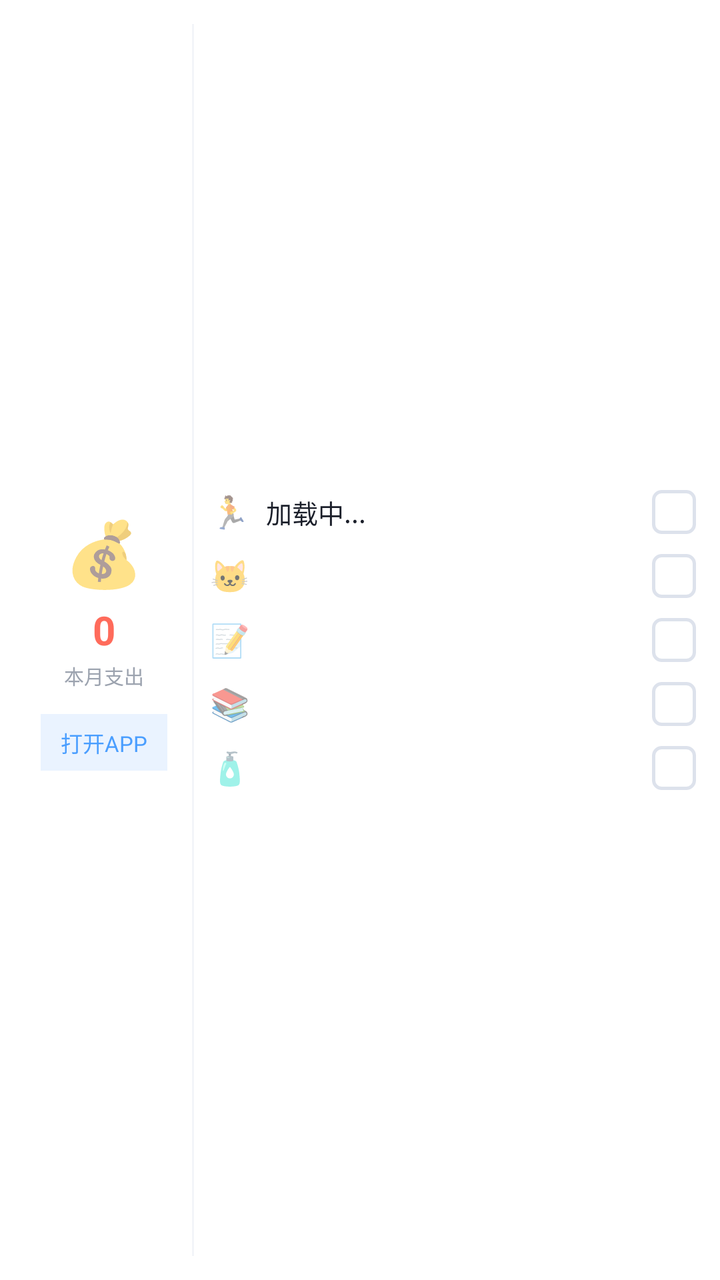
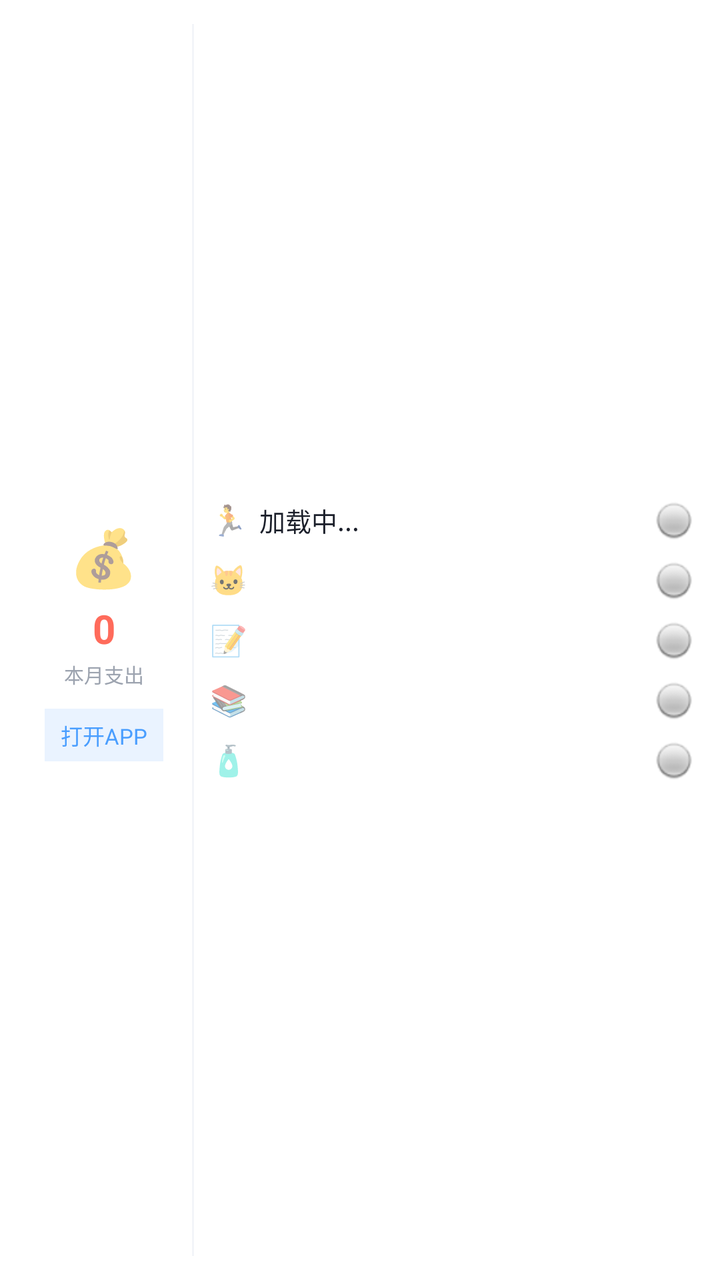

An Android layout rendered at two revisions. The XML below is the earlier revision; the diff shows what the commit changed to produce the second picture.
<!-- AndroidManifest.xml: application theme Theme.AppCompat.Light.NoActionBar -->
<!-- res/layout/widget_health_card.xml -->
<?xml version="1.0" encoding="utf-8"?>
<LinearLayout xmlns:android="http://schemas.android.com/apk/res/android"
    android:layout_width="match_parent"
    android:layout_height="match_parent"
    android:background="#FFFFFF"
    android:padding="12dp"
    android:orientation="horizontal">

    
    <LinearLayout
        android:layout_width="80dp"
        android:layout_height="match_parent"
        android:orientation="vertical"
        android:gravity="center">
        
        <TextView
            android:layout_width="wrap_content"
            android:layout_height="wrap_content"
            android:text="💰"
            android:textSize="32sp" />
            
        <TextView
            android:id="@+id/widget_expense"
            android:layout_width="wrap_content"
            android:layout_height="wrap_content"
            android:layout_marginTop="4dp"
            android:text="0"
            android:textColor="#FF6B5B"
            android:textSize="20sp"
            android:textStyle="bold" />

        <TextView
            android:layout_width="wrap_content"
            android:layout_height="wrap_content"
            android:layout_marginTop="2dp"
            android:text="本月支出"
            android:textColor="#9CA3AF"
            android:textSize="10sp" />

        <TextView
            android:id="@+id/widget_btn_open_app"
            android:layout_width="wrap_content"
            android:layout_height="wrap_content"
            android:layout_marginTop="12dp"
            android:text="打开APP"
            android:background="#EAF3FF"
            android:paddingLeft="10dp"
            android:paddingRight="10dp"
            android:paddingTop="6dp"
            android:paddingBottom="6dp"
            android:textColor="#4A9EFF"
            android:textSize="11sp" />
    </LinearLayout>

    
    <LinearLayout
        android:layout_width="1dp"
        android:layout_height="match_parent"
        android:background="#F3F5F9"
        android:layout_marginLeft="4dp"
        android:layout_marginRight="8dp" />

    
    <LinearLayout
        android:layout_width="0dp"
        android:layout_weight="1"
        android:layout_height="match_parent"
        android:orientation="vertical"
        android:gravity="center_vertical">

        
        <LinearLayout android:id="@+id/widget_item_1_layout" android:layout_width="match_parent" android:layout_height="wrap_content" android:orientation="horizontal" android:gravity="center_vertical" android:paddingTop="5dp" android:paddingBottom="5dp">
            <TextView android:id="@+id/widget_item_1_icon" android:layout_width="wrap_content" android:layout_height="wrap_content" android:text="🏃" android:textSize="16sp" android:layout_marginRight="8dp" />
            <TextView android:id="@+id/widget_item_1_text" android:layout_width="0dp" android:layout_weight="1" android:layout_height="wrap_content" android:text="加载中..." android:textColor="#1B1F2A" android:textSize="13sp" android:singleLine="true" android:ellipsize="end" />
            <ImageView android:id="@+id/widget_item_1_check" android:layout_width="22dp" android:layout_height="22dp" android:src="@drawable/widget_checkbox_bg" />
        </LinearLayout>

        
        <LinearLayout android:id="@+id/widget_item_2_layout" android:layout_width="match_parent" android:layout_height="wrap_content" android:orientation="horizontal" android:gravity="center_vertical" android:paddingTop="5dp" android:paddingBottom="5dp">
            <TextView android:id="@+id/widget_item_2_icon" android:layout_width="wrap_content" android:layout_height="wrap_content" android:text="🐱" android:textSize="16sp" android:layout_marginRight="8dp" />
            <TextView android:id="@+id/widget_item_2_text" android:layout_width="0dp" android:layout_weight="1" android:layout_height="wrap_content" android:text="" android:textColor="#1B1F2A" android:textSize="13sp" android:singleLine="true" android:ellipsize="end" />
            <ImageView android:id="@+id/widget_item_2_check" android:layout_width="22dp" android:layout_height="22dp" android:src="@drawable/widget_checkbox_bg" />
        </LinearLayout>

        
        <LinearLayout android:id="@+id/widget_item_3_layout" android:layout_width="match_parent" android:layout_height="wrap_content" android:orientation="horizontal" android:gravity="center_vertical" android:paddingTop="5dp" android:paddingBottom="5dp">
            <TextView android:id="@+id/widget_item_3_icon" android:layout_width="wrap_content" android:layout_height="wrap_content" android:text="📝" android:textSize="16sp" android:layout_marginRight="8dp" />
            <TextView android:id="@+id/widget_item_3_text" android:layout_width="0dp" android:layout_weight="1" android:layout_height="wrap_content" android:text="" android:textColor="#1B1F2A" android:textSize="13sp" android:singleLine="true" android:ellipsize="end" />
            <ImageView android:id="@+id/widget_item_3_check" android:layout_width="22dp" android:layout_height="22dp" android:src="@drawable/widget_checkbox_bg" />
        </LinearLayout>

        
        <LinearLayout android:id="@+id/widget_item_4_layout" android:layout_width="match_parent" android:layout_height="wrap_content" android:orientation="horizontal" android:gravity="center_vertical" android:paddingTop="5dp" android:paddingBottom="5dp">
            <TextView android:id="@+id/widget_item_4_icon" android:layout_width="wrap_content" android:layout_height="wrap_content" android:text="📚" android:textSize="16sp" android:layout_marginRight="8dp" />
            <TextView android:id="@+id/widget_item_4_text" android:layout_width="0dp" android:layout_weight="1" android:layout_height="wrap_content" android:text="" android:textColor="#1B1F2A" android:textSize="13sp" android:singleLine="true" android:ellipsize="end" />
            <ImageView android:id="@+id/widget_item_4_check" android:layout_width="22dp" android:layout_height="22dp" android:src="@drawable/widget_checkbox_bg" />
        </LinearLayout>

        
        <LinearLayout android:id="@+id/widget_item_5_layout" android:layout_width="match_parent" android:layout_height="wrap_content" android:orientation="horizontal" android:gravity="center_vertical" android:paddingTop="5dp" android:paddingBottom="5dp">
            <TextView android:id="@+id/widget_item_5_icon" android:layout_width="wrap_content" android:layout_height="wrap_content" android:text="🧴" android:textSize="16sp" android:layout_marginRight="8dp" />
            <TextView android:id="@+id/widget_item_5_text" android:layout_width="0dp" android:layout_weight="1" android:layout_height="wrap_content" android:text="" android:textColor="#1B1F2A" android:textSize="13sp" android:singleLine="true" android:ellipsize="end" />
            <ImageView android:id="@+id/widget_item_5_check" android:layout_width="22dp" android:layout_height="22dp" android:src="@drawable/widget_checkbox_bg" />
        </LinearLayout>

    </LinearLayout>
</LinearLayout>
<!-- resources referenced by this layout -->
<resources>
  <!-- drawable widget_checkbox_bg (drawable) -->
  <?xml version="1.0" encoding="utf-8"?>
  <shape xmlns:android="http://schemas.android.com/apk/res/android"
      android:shape="rectangle">
      <solid android:color="#FFFFFF" />
      <stroke android:width="1.5dp" android:color="#DDE2EC" />
      <corners android:radius="4dp" />
  </shape>
</resources>

<!-- the commit's change to res/layout/widget_health_card.xml (unified diff, before → after) -->
@@ -12,96 +12,40 @@
         android:layout_height="match_parent"
         android:orientation="vertical"
         android:gravity="center">
-        
-        <TextView
-            android:layout_width="wrap_content"
-            android:layout_height="wrap_content"
-            android:text="💰"
-            android:textSize="32sp" />
-            
-        <TextView
-            android:id="@+id/widget_expense"
-            android:layout_width="wrap_content"
-            android:layout_height="wrap_content"
-            android:layout_marginTop="4dp"
-            android:text="0"
-            android:textColor="#FF6B5B"
-            android:textSize="20sp"
-            android:textStyle="bold" />
-
-        <TextView
-            android:layout_width="wrap_content"
-            android:layout_height="wrap_content"
-            android:layout_marginTop="2dp"
-            android:text="本月支出"
-            android:textColor="#9CA3AF"
-            android:textSize="10sp" />
-
-        <TextView
-            android:id="@+id/widget_btn_open_app"
-            android:layout_width="wrap_content"
-            android:layout_height="wrap_content"
-            android:layout_marginTop="12dp"
-            android:text="打开APP"
-            android:background="#EAF3FF"
-            android:paddingLeft="10dp"
-            android:paddingRight="10dp"
-            android:paddingTop="6dp"
-            android:paddingBottom="6dp"
-            android:textColor="#4A9EFF"
-            android:textSize="11sp" />
+        <TextView android:layout_width="wrap_content" android:layout_height="wrap_content" android:text="💰" android:textSize="28sp" />
+        <TextView android:id="@+id/widget_expense" android:layout_width="wrap_content" android:layout_height="wrap_content" android:layout_marginTop="4dp" android:text="0" android:textColor="#FF6B5B" android:textSize="20sp" android:textStyle="bold" />
+        <TextView android:layout_width="wrap_content" android:layout_height="wrap_content" android:layout_marginTop="2dp" android:text="本月支出" android:textColor="#9CA3AF" android:textSize="10sp" />
+        <TextView android:id="@+id/widget_btn_open_app" android:layout_width="wrap_content" android:layout_height="wrap_content" android:layout_marginTop="10dp" android:text="打开APP" android:background="#EAF3FF" android:paddingLeft="8dp" android:paddingRight="8dp" android:paddingTop="5dp" android:paddingBottom="5dp" android:textColor="#4A9EFF" android:textSize="11sp" />
     </LinearLayout>
 
-    
-    <LinearLayout
-        android:layout_width="1dp"
-        android:layout_height="match_parent"
-        android:background="#F3F5F9"
-        android:layout_marginLeft="4dp"
-        android:layout_marginRight="8dp" />
+    <LinearLayout android:layout_width="1dp" android:layout_height="match_parent" android:background="#F3F5F9" android:layout_marginLeft="4dp" android:layout_marginRight="8dp" />
 
     
-    <LinearLayout
-        android:layout_width="0dp"
-        android:layout_weight="1"
-        android:layout_height="match_parent"
-        android:orientation="vertical"
-        android:gravity="center_vertical">
-
-        
-        <LinearLayout android:id="@+id/widget_item_1_layout" android:layout_width="match_parent" android:layout_height="wrap_content" android:orientation="horizontal" android:gravity="center_vertical" android:paddingTop="5dp" android:paddingBottom="5dp">
-            <TextView android:id="@+id/widget_item_1_icon" android:layout_width="wrap_content" android:layout_height="wrap_content" android:text="🏃" android:textSize="16sp" android:layout_marginRight="8dp" />
-            <TextView android:id="@+id/widget_item_1_text" android:layout_width="0dp" android:layout_weight="1" android:layout_height="wrap_content" android:text="加载中..." android:textColor="#1B1F2A" android:textSize="13sp" android:singleLine="true" android:ellipsize="end" />
-            <ImageView android:id="@+id/widget_item_1_check" android:layout_width="22dp" android:layout_height="22dp" android:src="@drawable/widget_checkbox_bg" />
+    <LinearLayout android:layout_width="0dp" android:layout_weight="1" android:layout_height="match_parent" android:orientation="vertical" android:gravity="center_vertical">
+        <LinearLayout android:id="@+id/widget_item_1_layout" android:layout_width="match_parent" android:layout_height="wrap_content" android:orientation="horizontal" android:gravity="center_vertical" android:paddingTop="4dp" android:paddingBottom="4dp">
+            <TextView android:id="@+id/widget_item_1_icon" android:layout_width="wrap_content" android:layout_height="wrap_content" android:text="🏃" android:textSize="15sp" android:layout_marginRight="6dp" />
+            <TextView android:id="@+id/widget_item_1_text" android:layout_width="0dp" android:layout_weight="1" android:layout_height="wrap_content" android:text="加载中..." android:textColor="#1B1F2A" android:textSize="13sp" android:maxLines="1" android:ellipsize="end" />
+            <ImageView android:id="@+id/widget_item_1_check" android:layout_width="22dp" android:layout_height="22dp" android:src="@android:drawable/radiobutton_off_background" />
         </LinearLayout>
-
-        
-        <LinearLayout android:id="@+id/widget_item_2_layout" android:layout_width="match_parent" android:layout_height="wrap_content" android:orientation="horizontal" android:gravity="center_vertical" android:paddingTop="5dp" android:paddingBottom="5dp">
-            <TextView android:id="@+id/widget_item_2_icon" android:layout_width="wrap_content" android:layout_height="wrap_content" android:text="🐱" android:textSize="16sp" android:layout_marginRight="8dp" />
-            <TextView android:id="@+id/widget_item_2_text" android:layout_width="0dp" android:layout_weight="1" android:layout_height="wrap_content" android:text="" android:textColor="#1B1F2A" android:textSize="13sp" android:singleLine="true" android:ellipsize="end" />
-            <ImageView android:id="@+id/widget_item_2_check" android:layout_width="22dp" android:layout_height="22dp" android:src="@drawable/widget_checkbox_bg" />
+        <LinearLayout android:id="@+id/widget_item_2_layout" android:layout_width="match_parent" android:layout_height="wrap_content" android:orientation="horizontal" android:gravity="center_vertical" android:paddingTop="4dp" android:paddingBottom="4dp">
+            <TextView android:id="@+id/widget_item_2_icon" android:layout_width="wrap_content" android:layout_height="wrap_content" android:text="🐱" android:textSize="15sp" android:layout_marginRight="6dp" />
+            <TextView android:id="@+id/widget_item_2_text" android:layout_width="0dp" android:layout_weight="1" android:layout_height="wrap_content" android:text="" android:textColor="#1B1F2A" android:textSize="13sp" android:maxLines="1" android:ellipsize="end" />
+            <ImageView android:id="@+id/widget_item_2_check" android:layout_width="22dp" android:layout_height="22dp" android:src="@android:drawable/radiobutton_off_background" />
         </LinearLayout>
-
-        
-        <LinearLayout android:id="@+id/widget_item_3_layout" android:layout_width="match_parent" android:layout_height="wrap_content" android:orientation="horizontal" android:gravity="center_vertical" android:paddingTop="5dp" android:paddingBottom="5dp">
-            <TextView android:id="@+id/widget_item_3_icon" android:layout_width="wrap_content" android:layout_height="wrap_content" android:text="📝" android:textSize="16sp" android:layout_marginRight="8dp" />
-            <TextView android:id="@+id/widget_item_3_text" android:layout_width="0dp" android:layout_weight="1" android:layout_height="wrap_content" android:text="" android:textColor="#1B1F2A" android:textSize="13sp" android:singleLine="true" android:ellipsize="end" />
-            <ImageView android:id="@+id/widget_item_3_check" android:layout_width="22dp" android:layout_height="22dp" android:src="@drawable/widget_checkbox_bg" />
+        <LinearLayout android:id="@+id/widget_item_3_layout" android:layout_width="match_parent" android:layout_height="wrap_content" android:orientation="horizontal" android:gravity="center_vertical" android:paddingTop="4dp" android:paddingBottom="4dp">
+            <TextView android:id="@+id/widget_item_3_icon" android:layout_width="wrap_content" android:layout_height="wrap_content" android:text="📝" android:textSize="15sp" android:layout_marginRight="6dp" />
+            <TextView android:id="@+id/widget_item_3_text" android:layout_width="0dp" android:layout_weight="1" android:layout_height="wrap_content" android:text="" android:textColor="#1B1F2A" android:textSize="13sp" android:maxLines="1" android:ellipsize="end" />
+            <ImageView android:id="@+id/widget_item_3_check" android:layout_width="22dp" android:layout_height="22dp" android:src="@android:drawable/radiobutton_off_background" />
         </LinearLayout>
-
-        
-        <LinearLayout android:id="@+id/widget_item_4_layout" android:layout_width="match_parent" android:layout_height="wrap_content" android:orientation="horizontal" android:gravity="center_vertical" android:paddingTop="5dp" android:paddingBottom="5dp">
-            <TextView android:id="@+id/widget_item_4_icon" android:layout_width="wrap_content" android:layout_height="wrap_content" android:text="📚" android:textSize="16sp" android:layout_marginRight="8dp" />
-            <TextView android:id="@+id/widget_item_4_text" android:layout_width="0dp" android:layout_weight="1" android:layout_height="wrap_content" android:text="" android:textColor="#1B1F2A" android:textSize="13sp" android:singleLine="true" android:ellipsize="end" />
-            <ImageView android:id="@+id/widget_item_4_check" android:layout_width="22dp" android:layout_height="22dp" android:src="@drawable/widget_checkbox_bg" />
+        <LinearLayout android:id="@+id/widget_item_4_layout" android:layout_width="match_parent" android:layout_height="wrap_content" android:orientation="horizontal" android:gravity="center_vertical" android:paddingTop="4dp" android:paddingBottom="4dp">
+            <TextView android:id="@+id/widget_item_4_icon" android:layout_width="wrap_content" android:layout_height="wrap_content" android:text="📚" android:textSize="15sp" android:layout_marginRight="6dp" />
+            <TextView android:id="@+id/widget_item_4_text" android:layout_width="0dp" android:layout_weight="1" android:layout_height="wrap_content" android:text="" android:textColor="#1B1F2A" android:textSize="13sp" android:maxLines="1" android:ellipsize="end" />
+            <ImageView android:id="@+id/widget_item_4_check" android:layout_width="22dp" android:layout_height="22dp" android:src="@android:drawable/radiobutton_off_background" />
         </LinearLayout>
-
-        
-        <LinearLayout android:id="@+id/widget_item_5_layout" android:layout_width="match_parent" android:layout_height="wrap_content" android:orientation="horizontal" android:gravity="center_vertical" android:paddingTop="5dp" android:paddingBottom="5dp">
-            <TextView android:id="@+id/widget_item_5_icon" android:layout_width="wrap_content" android:layout_height="wrap_content" android:text="🧴" android:textSize="16sp" android:layout_marginRight="8dp" />
-            <TextView android:id="@+id/widget_item_5_text" android:layout_width="0dp" android:layout_weight="1" android:layout_height="wrap_content" android:text="" android:textColor="#1B1F2A" android:textSize="13sp" android:singleLine="true" android:ellipsize="end" />
-            <ImageView android:id="@+id/widget_item_5_check" android:layout_width="22dp" android:layout_height="22dp" android:src="@drawable/widget_checkbox_bg" />
+        <LinearLayout android:id="@+id/widget_item_5_layout" android:layout_width="match_parent" android:layout_height="wrap_content" android:orientation="horizontal" android:gravity="center_vertical" android:paddingTop="4dp" android:paddingBottom="4dp">
+            <TextView android:id="@+id/widget_item_5_icon" android:layout_width="wrap_content" android:layout_height="wrap_content" android:text="🧴" android:textSize="15sp" android:layout_marginRight="6dp" />
+            <TextView android:id="@+id/widget_item_5_text" android:layout_width="0dp" android:layout_weight="1" android:layout_height="wrap_content" android:text="" android:textColor="#1B1F2A" android:textSize="13sp" android:maxLines="1" android:ellipsize="end" />
+            <ImageView android:id="@+id/widget_item_5_check" android:layout_width="22dp" android:layout_height="22dp" android:src="@android:drawable/radiobutton_off_background" />
         </LinearLayout>
-
     </LinearLayout>
 </LinearLayout>
<!-- resource entries referenced after the edit -->
@@ -1,12 +1,5 @@
 <!-- resources referenced by this layout -->
 <resources>
-  <!-- drawable widget_checkbox_bg (drawable) -->
-  <?xml version="1.0" encoding="utf-8"?>
-  <shape xmlns:android="http://schemas.android.com/apk/res/android"
-      android:shape="rectangle">
-      <solid android:color="#FFFFFF" />
-      <stroke android:width="1.5dp" android:color="#DDE2EC" />
-      <corners android:radius="4dp" />
-  </shape>
+
 </resources>
 
